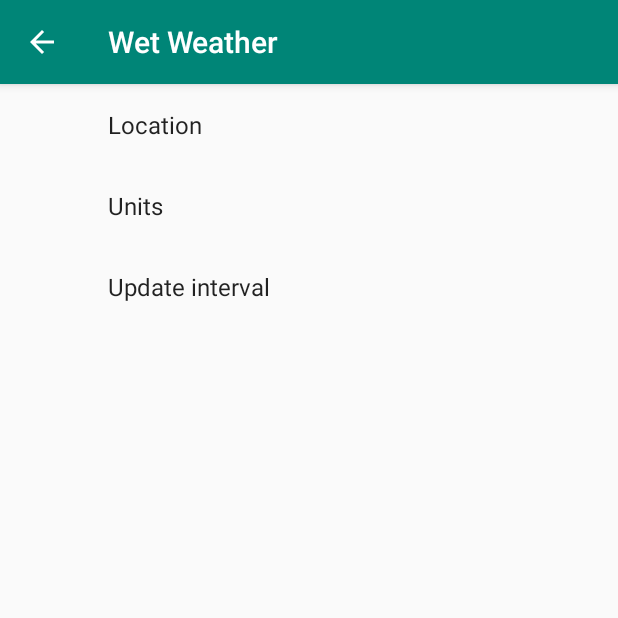
After one commit to tt0006/WetWeather, an Android app: the SettingsActivity screen opened directly, with no data from a screen before it, on a phone screen of 412 x 824 dp, the top half of it. The commit adds this screen. Run offline under Robolectric (Android 15) with nearby library versions, the phone set to English and light mode, and no system bars; our stand-ins replace androidx.preference.

Commit message:
Add Settings related items

```diff
--- a/app/build.gradle
+++ b/app/build.gradle
@@ -4,7 +4,7 @@ android {
     compileSdkVersion 28
     defaultConfig {
         applicationId "com.example.wetweather"
-        minSdkVersion 19
+        minSdkVersion 14
         targetSdkVersion 28
         versionCode 1
         versionName "1.0"
@@ -34,4 +34,6 @@ dependencies {
     implementation "androidx.lifecycle:lifecycle-extensions:$lifecycle_version"
 
     implementation "androidx.work:work-runtime:2.2.0"
+    implementation 'com.android.support:preference-v7:28.0.0'
+    implementation 'com.android.support:recyclerview-v7:28.0.0'
 }
--- a/app/src/main/AndroidManifest.xml
+++ b/app/src/main/AndroidManifest.xml
@@ -22,6 +22,9 @@
             </intent-filter>
         </activity>
 
+        <!--The manifest entry for our SettingsActivity. Each Activity requires a manifest entry-->
+        <activity android:name=".SettingsActivity"/>
+
         <!--This is required for immediate syncs -->
         <service
             android:name=".sync.WeatherSyncIntentService"
--- /dev/null
+++ b/app/src/main/java/com/example/wetweather/SettingsActivity.java
@@ -0,0 +1,30 @@
+package com.example.wetweather;
+
+import android.os.Bundle;
+import android.view.MenuItem;
+
+import androidx.appcompat.app.AppCompatActivity;
+
+public class SettingsActivity extends AppCompatActivity {
+
+    @Override
+    protected void onCreate(Bundle savedInstanceState) {
+        super.onCreate(savedInstanceState);
+        setContentView(R.layout.activity_settings);
+        getSupportActionBar().setDisplayHomeAsUpEnabled(true);
+    }
+
+    @Override
+    public boolean onOptionsItemSelected(MenuItem item) {
+        /* We use the up button's ID (android.R.id.home) to listen for when the up button is
+         * clicked and then call onBackPressed to navigate to the previous Activity
+         */
+        int id = item.getItemId();
+        if (id == android.R.id.home) {
+            onBackPressed();
+            return true;
+        }
+
+        return super.onOptionsItemSelected(item);
+    }
+}
--- /dev/null
+++ b/app/src/main/java/com/example/wetweather/SettingsFragment.java
@@ -0,0 +1,97 @@
+package com.example.wetweather;
+
+import android.app.Activity;
+import android.content.SharedPreferences;
+import android.os.Bundle;
+import androidx.preference.CheckBoxPreference;
+import androidx.preference.ListPreference;
+import androidx.preference.Preference;
+import androidx.preference.PreferenceFragmentCompat;
+import androidx.preference.PreferenceScreen;
+
+import com.example.wetweather.sync.ScheduledUpdateRun;
+import com.example.wetweather.sync.WeatherSyncUtils;
+
+/**
+ * The SettingsFragment serves as the display for all of the user's settings. the
+ * user will be able to change their preference for units of measurement from metric to imperial,
+ * set their preferred weather location
+ */
+public class SettingsFragment extends PreferenceFragmentCompat implements
+        SharedPreferences.OnSharedPreferenceChangeListener {
+
+    private void setPreferenceSummary(Preference preference, Object value) {
+        String stringValue = value.toString();
+
+        if (preference instanceof ListPreference) {
+            // For list preferences, look up the correct display value in
+            // the preference's 'entries' list (since they have separate labels/values).
+            ListPreference listPreference = (ListPreference) preference;
+            int prefIndex = listPreference.findIndexOfValue(stringValue);
+            if (prefIndex >= 0) {
+                preference.setSummary(listPreference.getEntries()[prefIndex]);
+            }
+        } else {
+            // For other preferences, set the summary to the value's simple string representation.
+            preference.setSummary(stringValue);
+        }
+    }
+
+    @Override
+    public void onCreatePreferences(Bundle bundle, String s) {
+        // Add 'general' preferences, defined in the XML file
+        addPreferencesFromResource(R.xml.pref_general);
+
+        SharedPreferences sharedPreferences = getPreferenceScreen().getSharedPreferences();
+        PreferenceScreen prefScreen = getPreferenceScreen();
+        int count = prefScreen.getPreferenceCount();
+        for (int i = 0; i < count; i++) {
+            Preference p = prefScreen.getPreference(i);
+            if (!(p instanceof CheckBoxPreference)) {
+                String value = sharedPreferences.getString(p.getKey(), "");
+                setPreferenceSummary(p, value);
+            }
+        }
+    }
+
+    @Override
+    public void onStop() {
+        super.onStop();
+        // unregister the preference change listener
+        getPreferenceScreen().getSharedPreferences()
+                .unregisterOnSharedPreferenceChangeListener(this);
+    }
+
+    @Override
+    public void onStart() {
+        super.onStart();
+        // register the preference change listener
+        getPreferenceScreen().getSharedPreferences()
+                .registerOnSharedPreferenceChangeListener(this);
+    }
+
+    @Override
+    public void onSharedPreferenceChanged(SharedPreferences sharedPreferences, String key) {
+        Activity activity = getActivity();
+
+        if (key.equals(getString(R.string.pref_location_key))) {
+            // we've changed the location
+            //to do
+            WeatherSyncUtils.startImmediateSync(activity);
+        } else if (key.equals(getString(R.string.pref_units_key))) {
+            // units have changed
+            WeatherSyncUtils.startImmediateSync(activity);
+
+        } else if (key.equals((getString(R.string.pref_update_interval_key)))){
+            //update interval changed
+            ScheduledUpdateRun.scheduleWeatherUpdate(activity);
+        }
+
+        Preference preference = findPreference(key);
+        if (null != preference) {
+            if (!(preference instanceof CheckBoxPreference)) {
+                setPreferenceSummary(preference, sharedPreferences.getString(key, ""));
+            }
+        }
+    }
+}
--- /dev/null
+++ b/app/src/main/res/values/arrays.xml
@@ -0,0 +1,32 @@
+<?xml version="1.0" encoding="utf-8"?>
+<resources>
+
+    <string-array name="pref_units_options">
+        <item>@string/pref_units_label_metric</item>
+        <item>@string/pref_units_label_imperial</item>
+        <item>@string/pref_units_label_auto</item>
+    </string-array>
+
+    <string-array name="pref_units_values">
+        <item>@string/pref_units_metric</item>
+        <item>@string/pref_units_imperial</item>
+        <item>@string/pref_units_auto</item>
+    </string-array>
+
+    <string-array name="update_interval_options">
+        <item>@string/pref_update_interval_disabled</item>
+        <item>@string/pref_update_interval_1_hour</item>
+        <item>@string/pref_update_interval_2_hours</item>
+        <item>@string/pref_update_interval_4_hours</item>
+        <item>@string/pref_update_interval_6_hours</item>
+    </string-array>
+
+    <string-array name="update_interval_values">
+        <item>@string/pref_update_interval_value_0</item>
+        <item>@string/pref_update_interval_value_1</item>
+        <item>@string/pref_update_interval_value_2</item>
+        <item>@string/pref_update_interval_value_4</item>
+        <item>@string/pref_update_interval_value_6</item>
+    </string-array>
+
+</resources>
--- a/app/src/main/res/values/strings.xml
+++ b/app/src/main/res/values/strings.xml
@@ -1,3 +1,76 @@
 <resources>
     <string name="app_name">Wet Weather</string>
+
+    <string name="action_settings">Settings</string>
+
+    <!-- Label for the location preference -->
+    <string name="pref_location_label">Location</string>
+
+
+    <!-- Key name for storing location in SharedPreferences -->
+    <string name="pref_location_key" translatable="false">location</string>
+
+    <!-- Default postal code for location preference -->
+    <string name="pref_location_default" translatable="false">Cork</string>
+
+    <!-- Label for the temperature units preference -->
+    <string name="pref_units_label">Units</string>
+
+    <!-- Label for metric option in temperature unit preference -->
+    <string name="pref_units_label_metric">Metric</string>
+
+    <!-- Label for imperial option in temperature unit preference -->
+    <string name="pref_units_label_imperial">Imperial</string>
+
+    <!-- Label for auto option in temperature unit preference -->
+    <string name="pref_units_label_auto">Automatic (based on location)</string>
+
+    <!-- Key name for temperature unit preference in SharedPreferences -->
+    <string name="pref_units_key" translatable="false">units</string>
+
+    <!-- Value in SharedPreferences for metric unit option -->
+    <string name="pref_units_metric" translatable="false">si</string>
+
+    <!-- Value in SharedPreferences for imperial unit option -->
+    <string name="pref_units_imperial" translatable="false">us</string>
+
+    <!-- Value in SharedPreferences for auto unit option -->
+    <string name="pref_units_auto" translatable="false">auto</string>
+
+
+    <!-- Label for the update interval preference -->
+    <string name="pref_update_interval_label">Update interval</string>
+
+    <!-- Label for 1 hour option in update interval preference -->
+    <string name="pref_update_interval_disabled">Disabled</string>
+
+    <!-- Label for 1 hour option in update interval preference -->
+    <string name="pref_update_interval_1_hour">1 hour</string>
+
+    <!-- Label for 1 hour option in update interval preference -->
+    <string name="pref_update_interval_2_hours">2 hours</string>
+
+    <!-- Label for 1 hour option in update interval preference -->
+    <string name="pref_update_interval_4_hours">4 hours</string>
+
+    <!-- Label for 1 hour option in update interval preference -->
+    <string name="pref_update_interval_6_hours">6 hours</string>
+
+    <!-- Key name for update interval preference in SharedPreferences -->
+    <string name="pref_update_interval_key" translatable="false">updateInterval</string>
+
+    <!-- Value in SharedPreferences for update interval option -->
+    <string name="pref_update_interval_value_0" translatable="false">0</string>
+
+    <!-- Value in SharedPreferences for update interval option -->
+    <string name="pref_update_interval_value_1" translatable="false">1</string>
+
+    <!-- Value in SharedPreferences for update interval option -->
+    <string name="pref_update_interval_value_2" translatable="false">2</string>
+
+    <!-- Value in SharedPreferences for update interval option -->
+    <string name="pref_update_interval_value_4" translatable="false">4</string>
+
+    <!-- Value in SharedPreferences for update interval option -->
+    <string name="pref_update_interval_value_6" translatable="false">6</string>
 </resources>
--- /dev/null
+++ b/app/src/main/res/xml/pref_general.xml
@@ -0,0 +1,28 @@
+<?xml version="1.0" encoding="utf-8"?>
+
+<PreferenceScreen xmlns:android="http://schemas.android.com/apk/res/android"
+                  android:layout_width="match_parent"
+                  android:layout_height="match_parent">
+
+    <EditTextPreference
+        android:defaultValue="@string/pref_location_default"
+        android:inputType="text"
+        android:key="@string/pref_location_key"
+        android:singleLine="true"
+        android:title="@string/pref_location_label" />
+
+    <ListPreference
+        android:defaultValue="@string/pref_units_metric"
+        android:entries="@array/pref_units_options"
+        android:entryValues="@array/pref_units_values"
+        android:key="@string/pref_units_key"
+        android:title="@string/pref_units_label" />
+
+    <ListPreference
+        android:defaultValue="@string/pref_update_interval_disabled"
+        android:entries="@array/update_interval_options"
+        android:entryValues="@array/update_interval_values"
+        android:key="@string/pref_update_interval_key"
+        android:title="@string/pref_update_interval_label" />
+
+</PreferenceScreen>
```
Also changed, not shown: app/src/main/java/com/example/wetweather/MainActivity.java (+37 -30 lines), app/src/main/java/com/example/wetweather/WetWeatherPreferences.java (added, +29 -0 lines), app/src/main/java/com/example/wetweather/sync/ScheduledUpdateRun.java (added, +45 -0 lines), app/src/main/java/com/example/wetweather/utils/NetworkUtils.java (+13 -8 lines), app/src/main/res/layout/activity_settings.xml (added, +7 -0 lines), app/src/main/res/menu/detail.xml (added, +14 -0 lines), app/src/main/res/menu/forecast.xml (added, +13 -0 lines).
